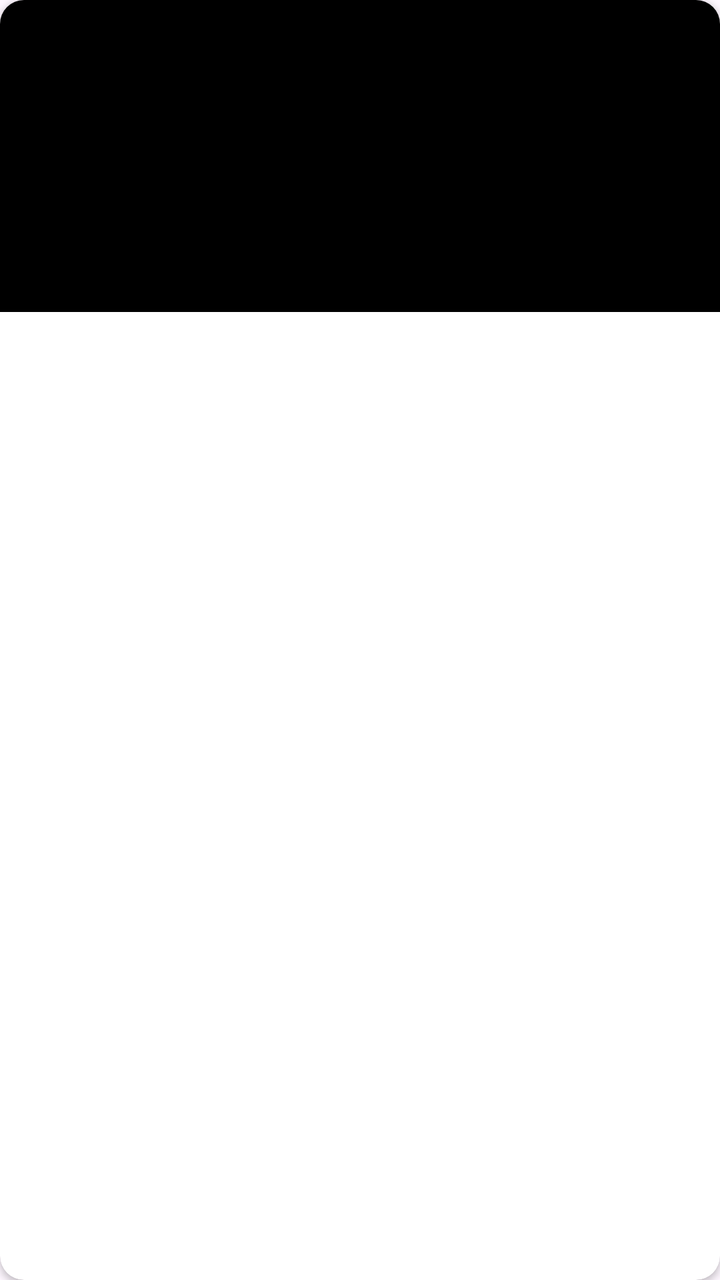
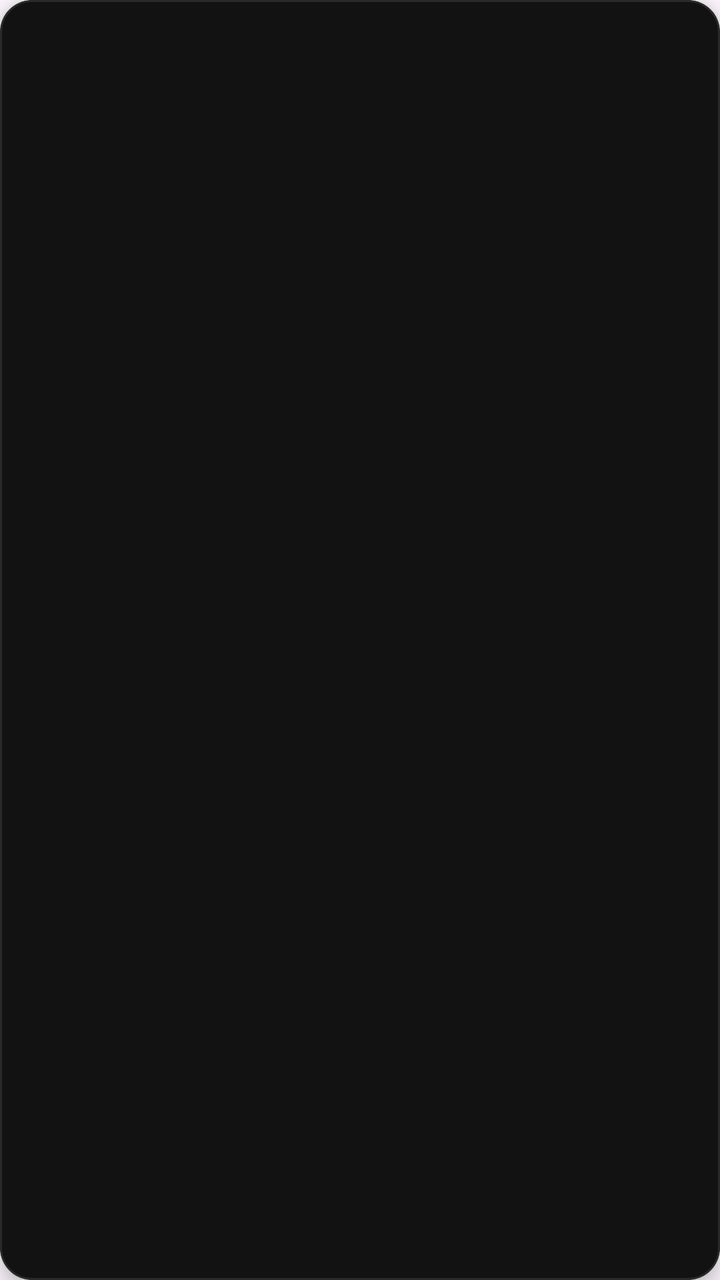

Screens rendered from an Android XML layout before and after an edit, with the pre-edit source and the edit as a unified diff.
<!-- AndroidManifest.xml: application theme Theme.Material3.DayNight.NoActionBar -->
<!-- res/layout/movie_item.xml -->
<?xml version="1.0" encoding="utf-8"?>
<androidx.cardview.widget.CardView
    xmlns:android="http://schemas.android.com/apk/res/android"
    xmlns:app="http://schemas.android.com/apk/res-auto"
    android:layout_width="match_parent"
    android:layout_height="wrap_content"
    android:layout_margin="8dp"
    app:cardCornerRadius="12dp">

    <LinearLayout
        android:layout_width="match_parent"
        android:layout_height="wrap_content"
        android:background="@color/black"
        android:orientation="horizontal"
        android:padding="8dp">

        <ImageView
            android:id="@+id/imgPoster"
            android:layout_width="100dp"
            android:background="@drawable/rounded_image"
            android:layout_height="140dp"
            android:scaleType="centerCrop"/>

        <LinearLayout
            android:layout_width="0dp"
            android:layout_height="wrap_content"
            android:layout_weight="1"
            android:orientation="vertical"
            android:paddingStart="12dp">

            <TextView
                android:id="@+id/tvTitle"
                android:layout_width="wrap_content"
                android:layout_height="wrap_content"
                android:textColor="@color/white"
                android:textSize="18sp"
                android:maxLines="2"
                android:ellipsize="end"/>

            <TextView
                android:id="@+id/tvType"
                android:layout_width="wrap_content"
                android:layout_height="wrap_content"
                android:textColor="@color/white"/>

            <TextView
                android:id="@+id/tvYear"
                android:layout_width="wrap_content"
                android:layout_height="wrap_content"
                android:textColor="@color/white"/>
        </LinearLayout>

    </LinearLayout>
</androidx.cardview.widget.CardView>
<!-- resources referenced by this layout -->
<resources>
  <color name="black">#FF000000</color>
  <color name="white">#FFFFFFFF</color>
  <!-- drawable rounded_image (drawable) -->
  <shape xmlns:android="http://schemas.android.com/apk/res/android" android:shape="rectangle">
      <corners android:radius="16dp"/> 
  </shape>
</resources>

<!-- the commit's change to res/layout/movie_item.xml (unified diff, before → after) -->
@@ -1,54 +1,65 @@
-<?xml version="1.0" encoding="utf-8"?>
-<androidx.cardview.widget.CardView
+<com.google.android.material.card.MaterialCardView
     xmlns:android="http://schemas.android.com/apk/res/android"
     xmlns:app="http://schemas.android.com/apk/res-auto"
     android:layout_width="match_parent"
     android:layout_height="wrap_content"
-    android:layout_margin="8dp"
-    app:cardCornerRadius="12dp">
+    android:layout_margin="10dp"
+    app:cardCornerRadius="16dp"
+    app:cardElevation="6dp"
+    app:cardBackgroundColor="#121212"
+    app:strokeColor="#2A2A2A"
+    app:strokeWidth="1dp"
+    app:rippleColor="#33FFFFFF">
 
     <LinearLayout
         android:layout_width="match_parent"
         android:layout_height="wrap_content"
-        android:background="@color/black"
         android:orientation="horizontal"
-        android:padding="8dp">
+        android:padding="10dp">
 
         <ImageView
             android:id="@+id/imgPoster"
             android:layout_width="100dp"
-            android:background="@drawable/rounded_image"
             android:layout_height="140dp"
-            android:scaleType="centerCrop"/>
+            android:scaleType="centerCrop"
+            android:background="@drawable/rounded_image" />
 
         <LinearLayout
             android:layout_width="0dp"
-            android:layout_height="wrap_content"
+            android:layout_height="match_parent"
             android:layout_weight="1"
             android:orientation="vertical"
-            android:paddingStart="12dp">
+            android:paddingStart="12dp"
+            android:gravity="center_vertical">
 
             <TextView
                 android:id="@+id/tvTitle"
-                android:layout_width="wrap_content"
+                android:layout_width="match_parent"
                 android:layout_height="wrap_content"
                 android:textColor="@color/white"
                 android:textSize="18sp"
+                android:textStyle="bold"
                 android:maxLines="2"
-                android:ellipsize="end"/>
+                android:ellipsize="end" />
 
             <TextView
                 android:id="@+id/tvType"
                 android:layout_width="wrap_content"
                 android:layout_height="wrap_content"
-                android:textColor="@color/white"/>
+                android:textColor="#BBBBBB"
+                android:textSize="13sp"
+                android:layout_marginTop="6dp" />
 
             <TextView
                 android:id="@+id/tvYear"
                 android:layout_width="wrap_content"
                 android:layout_height="wrap_content"
-                android:textColor="@color/white"/>
+                android:textColor="#DDDDDD"
+                android:textSize="13sp"
+                android:layout_marginTop="2dp" />
+
         </LinearLayout>
 
     </LinearLayout>
-</androidx.cardview.widget.CardView>
+
+</com.google.android.material.card.MaterialCardView>
<!-- resource entries referenced after the edit -->
@@ -1,6 +1,5 @@
 <!-- resources referenced by this layout -->
 <resources>
-  <color name="black">#FF000000</color>
   <color name="white">#FFFFFFFF</color>
   <!-- drawable rounded_image (drawable) -->
   <shape xmlns:android="http://schemas.android.com/apk/res/android" android:shape="rectangle">
